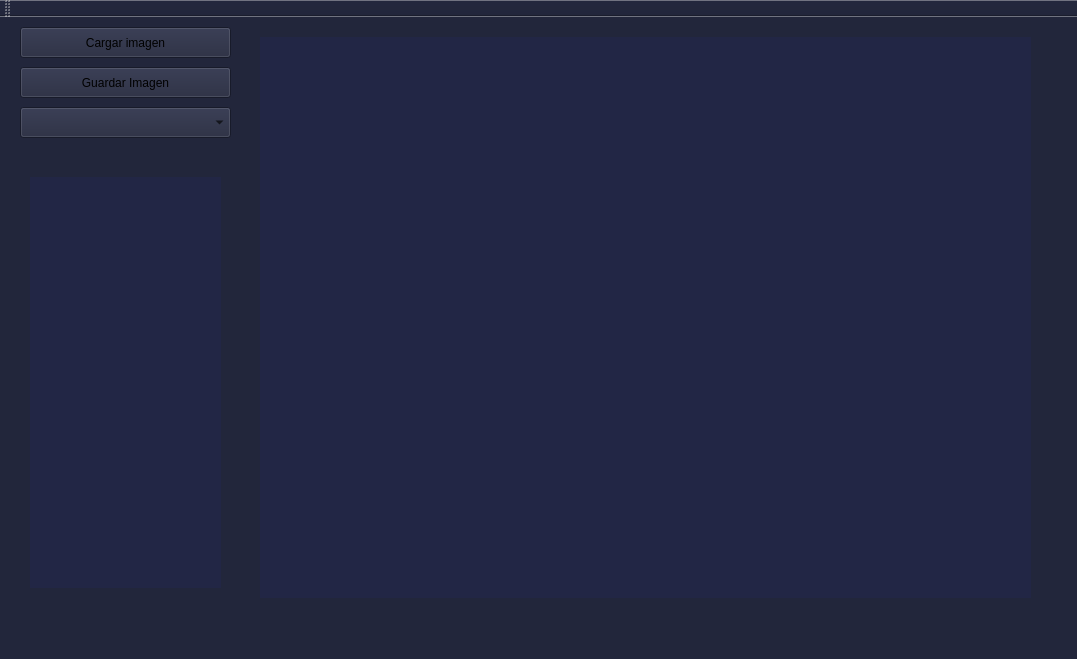
nestor2502/R.B.A, file Interfaz/interfaz.ui: the form before one commit.
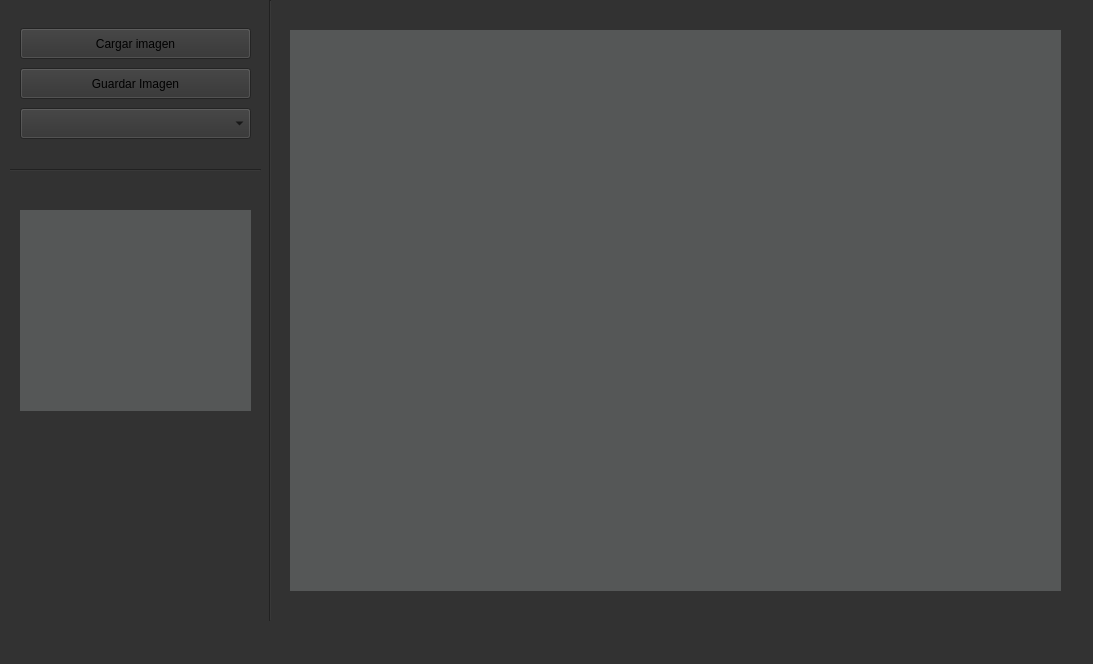
The form after the commit. Icons and pictures are not drawn.

Commit message: se mejora interfaz

What changed in the file:
```diff
--- a/Interfaz/interfaz.ui
+++ b/Interfaz/interfaz.ui
@@ -6,23 +6,23 @@
    <rect>
     <x>0</x>
     <y>0</y>
-    <width>1077</width>
-    <height>659</height>
+    <width>1093</width>
+    <height>664</height>
    </rect>
   </property>
   <property name="windowTitle">
    <string>Interfaz</string>
   </property>
   <property name="styleSheet">
-   <string notr="true">background-color: rgb(34, 38, 59);</string>
+   <string notr="true">background-color: rgb(50, 50, 50);</string>
   </property>
   <widget class="QWidget" name="centralWidget">
    <widget class="QComboBox" name="filtros">
     <property name="geometry">
      <rect>
       <x>20</x>
-      <y>90</y>
-      <width>211</width>
+      <y>108</y>
+      <width>231</width>
       <height>31</height>
      </rect>
     </property>
@@ -31,11 +31,14 @@
     <property name="geometry">
      <rect>
       <x>20</x>
-      <y>10</y>
-      <width>211</width>
+      <y>28</y>
+      <width>231</width>
       <height>31</height>
      </rect>
     </property>
+    <property name="styleSheet">
+     <string notr="true"/>
+    </property>
     <property name="text">
      <string>Cargar imagen</string>
     </property>
@@ -44,8 +47,8 @@
     <property name="geometry">
      <rect>
       <x>20</x>
-      <y>50</y>
-      <width>211</width>
+      <y>68</y>
+      <width>231</width>
       <height>31</height>
      </rect>
     </property>
@@ -56,14 +59,14 @@
    <widget class="QLabel" name="label">
     <property name="geometry">
      <rect>
-      <x>30</x>
-      <y>160</y>
-      <width>191</width>
-      <height>411</height>
+      <x>20</x>
+      <y>210</y>
+      <width>231</width>
+      <height>201</height>
      </rect>
     </property>
     <property name="styleSheet">
-     <string notr="true">background-color: rgb(34, 38, 69);</string>
+     <string notr="true">background-color: rgb(85, 87, 87);</string>
     </property>
     <property name="text">
      <string/>
@@ -78,17 +81,46 @@
    <widget class="QLabel" name="label_2">
     <property name="geometry">
      <rect>
-      <x>260</x>
-      <y>20</y>
+      <x>290</x>
+      <y>30</y>
       <width>771</width>
       <height>561</height>
      </rect>
     </property>
     <property name="styleSheet">
-     <string notr="true">background-color: rgb(34, 38, 69);</string>
+     <string notr="true">background-color: rgb(85, 87, 87);</string>
     </property>
     <property name="text">
      <string/>
+    </property>
+    <property name="scaledContents">
+     <bool>false</bool>
+    </property>
+   </widget>
+   <widget class="Line" name="line">
+    <property name="geometry">
+     <rect>
+      <x>260</x>
+      <y>0</y>
+      <width>20</width>
+      <height>621</height>
+     </rect>
+    </property>
+    <property name="orientation">
+     <enum>Qt::Vertical</enum>
+    </property>
+   </widget>
+   <widget class="Line" name="line_2">
+    <property name="geometry">
+     <rect>
+      <x>10</x>
+      <y>160</y>
+      <width>251</width>
+      <height>20</height>
+     </rect>
+    </property>
+    <property name="orientation">
+     <enum>Qt::Horizontal</enum>
     </property>
    </widget>
   </widget>
@@ -102,14 +134,6 @@
     </rect>
    </property>
   </widget>
-  <widget class="QToolBar" name="mainToolBar">
-   <attribute name="toolBarArea">
-    <enum>TopToolBarArea</enum>
-   </attribute>
-   <attribute name="toolBarBreak">
-    <bool>false</bool>
-   </attribute>
-  </widget>
   <widget class="QStatusBar" name="statusBar"/>
  </widget>
  <layoutdefault spacing="6" margin="11"/>
```
Left out of the diff: 2 changed lines with no effect on the pictures. The commit also changes 13 other files.
